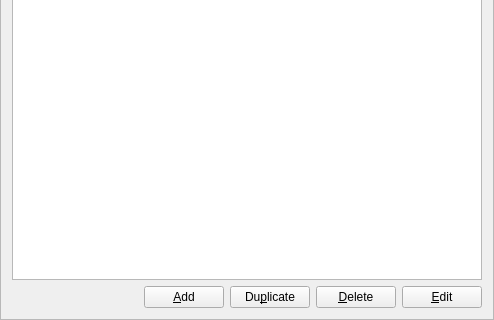
Old version of the form Combo/ComboTableFrame.ui in the repository xmichelo/Beeftext; both pictures show x 0 to 494 and y 175 to 495 of the 494 by 495 pixel window.
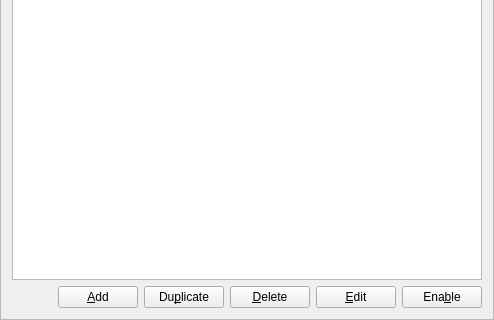
New version of the form.

Commit message: Added option to enable/disable a combo.

Diff of the .ui file:
```diff
--- a/Combo/ComboTableFrame.ui
+++ b/Combo/ComboTableFrame.ui
@@ -173,6 +173,16 @@
        </property>
       </widget>
      </item>
+     <item>
+      <widget class="QPushButton" name="buttonEnableDisableCombo">
+       <property name="toolTip">
+        <string>Enable combo</string>
+       </property>
+       <property name="text">
+        <string>Ena&amp;ble</string>
+       </property>
+      </widget>
+     </item>
     </layout>
    </item>
   </layout>
```
Left out of the diff: 56 changed lines with no effect on the pictures. The commit also changes 6 other files.
